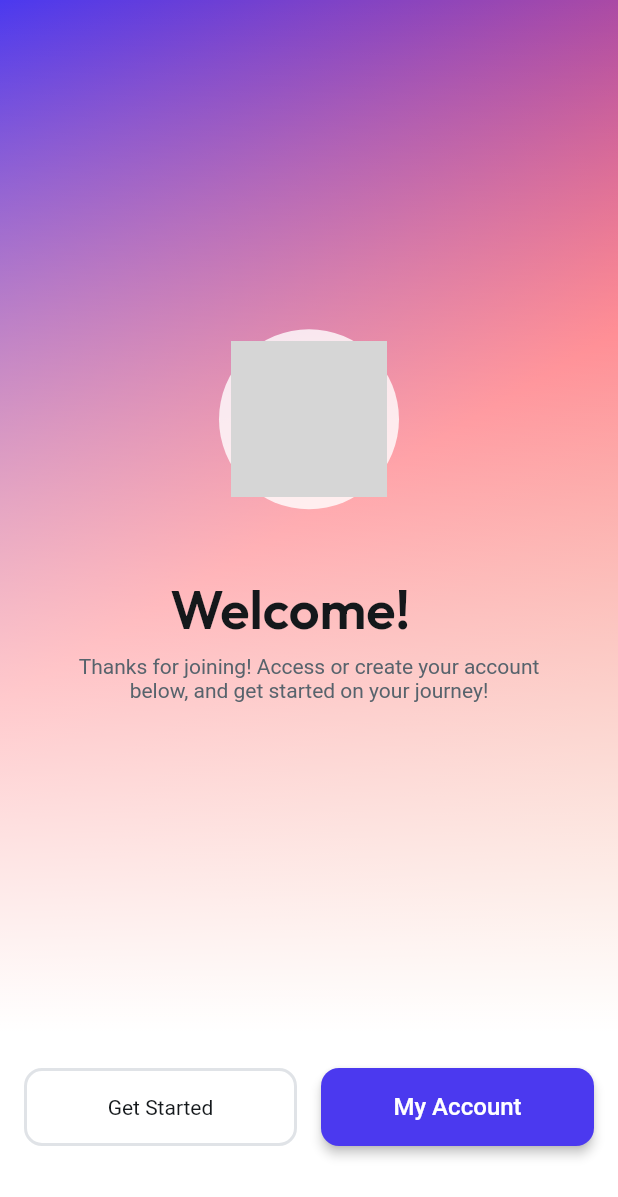
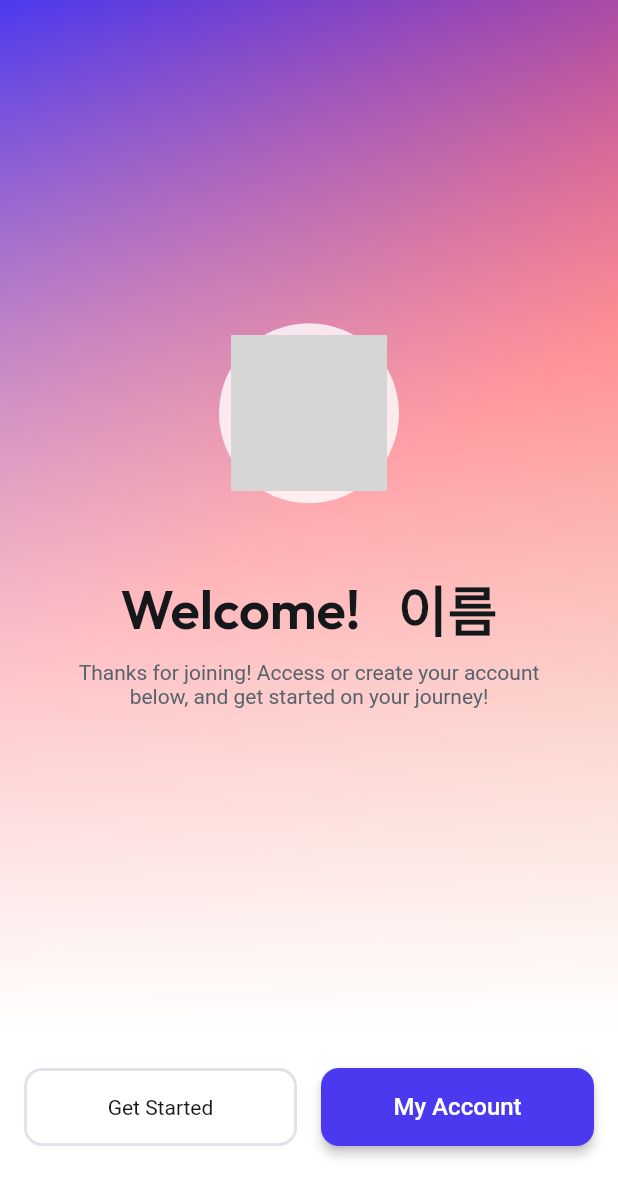
Before and after one commit to hunigreat/testFlutterflowApp, a Flutter app: the screen it shows once a user with an empty profile is signed in, on a phone screen of 412 x 824 dp. Shown: the top 1197 px of the screen. Run offline on Flutter 3.47's test engine with Material 3 defaults, Android fonts, the phone set to English and light mode, and no system bars; drawn by our look-alikes of auto_size_text, flutter_animate; our stand-ins replace cached_network_image, cloud_firestore, firebase_auth, firebase_core, font_awesome_flutter, from_css_color and 8 more; missing offline and left inert: json_path; accounts and stored records are empty; network calls fail; Roboto replaces fonts that are missing (Readex Pro); grey boxes are pictures that could not be loaded.

Commit message:
수정했어

```diff
--- a/lib/onboarding01/onboarding01_widget.dart
+++ b/lib/onboarding01/onboarding01_widget.dart
@@ -228,7 +228,10 @@ class _Onboarding01WidgetState extends State<Onboarding01Widget>
                             padding: const EdgeInsetsDirectional.fromSTEB(
                                 5.0, 44.0, 0.0, 0.0),
                             child: Text(
-                              currentUserDisplayName,
+                              valueOrDefault<String>(
+                                currentUserDisplayName,
+                                '이름',
+                              ),
                               style: FlutterFlowTheme.of(context)
                                   .bodyMedium
                                   .override(
```
